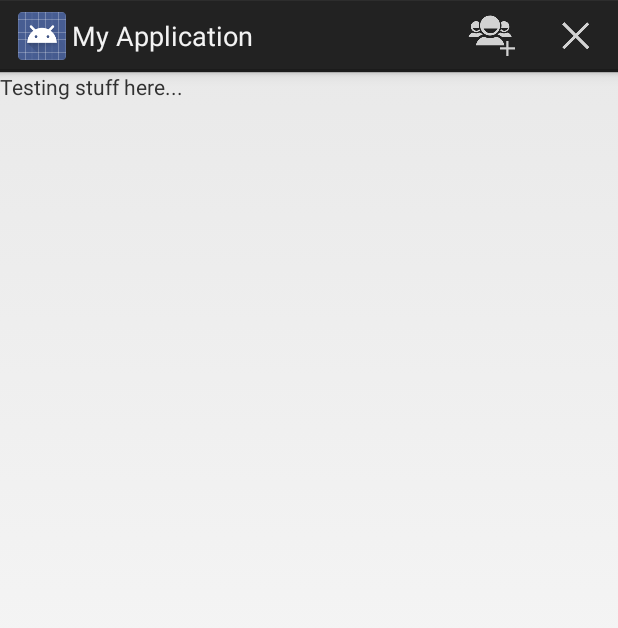
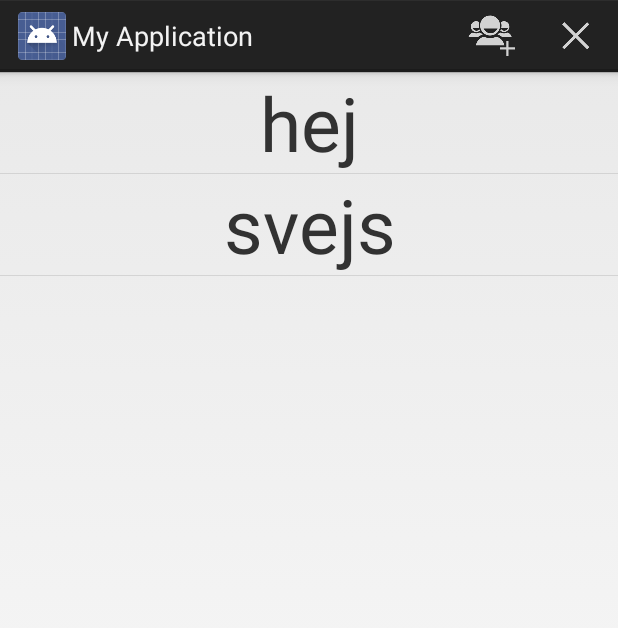
Before and after one commit to stillesjo/SHET, an Android app: the fragment SoloEstimationFragment placed in its activity, on a phone screen of 412 x 824 dp. Shown: the top 628 px of the screen. Run offline under Robolectric (Android 15) with nearby library versions, the light colour scheme and no system bars; 2 statements that could not run were skipped.

Commit message:
Started to fix solo estimation

```diff
--- /dev/null
+++ b/app/src/main/java/shet/adapters/EstimationAdapter.java
@@ -0,0 +1,45 @@
+package shet.adapters;
+
+import android.view.LayoutInflater;
+import android.view.View;
+import android.view.ViewGroup;
+import android.widget.BaseAdapter;
+import android.widget.TextView;
+
+import com.example.stillesjo.shet.R;
+
+/**
+ * Created by stillesjo on 14-11-11.
+ */
+public class EstimationAdapter extends BaseAdapter{
+
+    private final String[] mEstimations;
+    private final LayoutInflater mInflater;
+
+    public EstimationAdapter(LayoutInflater inflater) {
+        mEstimations = new String[] {"hej","svejs"};
+        mInflater = inflater;
+    }
+
+    @Override
+    public int getCount() {
+        return mEstimations.length;
+    }
+
+    @Override
+    public Object getItem(int position) {
+        return mEstimations[position];
+    }
+
+    @Override
+    public long getItemId(int position) {
+        return position;
+    }
+
+    @Override
+    public View getView(int position, View convertView, ViewGroup parent) {
+        TextView view = convertView == null ? (TextView) mInflater.inflate(R.layout.estimation_item, parent, false) : (TextView) convertView;
+        view.setText(mEstimations[position]);
+        return view;
+    }
+}
--- a/app/src/main/java/shet/fragments/SoloEstimationFragment.java
+++ b/app/src/main/java/shet/fragments/SoloEstimationFragment.java
@@ -5,8 +5,12 @@ import android.util.Log;
 import android.view.LayoutInflater;
 import android.view.View;
 import android.view.ViewGroup;
+import android.widget.ArrayAdapter;
+import android.widget.ListView;
 
 import com.example.stillesjo.shet.R;
+
+import shet.adapters.EstimationAdapter;
 
 public class SoloEstimationFragment extends BaseFragment {
     private static final String SOLO_TAG = "SHET.SoloEstimationFragment";
@@ -27,7 +31,12 @@ public class SoloEstimationFragment extends BaseFragment {
                              Bundle savedInstanceState) {
         // Inflate the layout for this fragment
         Log.i(SOLO_TAG,"On create view");
-        return inflater.inflate(R.layout.fragment_solo_estimation, container, false);
+        View view = inflater.inflate(R.layout.fragment_solo_estimation, container, false);
+
+        ListView list = (ListView)view.findViewById(R.id.estimate_list);
+        list.setAdapter(new EstimationAdapter(getActivity().getLayoutInflater()));
+
+        return view;
     }
 
 
--- /dev/null
+++ b/app/src/main/res/layout/estimation_item.xml
@@ -0,0 +1,12 @@
+<?xml version="1.0" encoding="utf-8"?>
+<TextView
+    xmlns:android="http://schemas.android.com/apk/res/android"
+    android:layout_width="match_parent"
+    android:layout_height="0dp"
+    android:layout_centerVertical="true"
+    android:layout_centerHorizontal="true"
+    android:layout_weight="1"
+    android:textSize="50dp"
+    android:gravity="center"
+
+    ></TextView>
--- a/app/src/main/res/layout/fragment_solo_estimation.xml
+++ b/app/src/main/res/layout/fragment_solo_estimation.xml
@@ -6,11 +6,11 @@
     tools:context="shet.fragments.SoloEstimationFragment"
     >
 
-    <TextView
-        android:layout_width="wrap_content"
-        android:layout_height="wrap_content"
-        android:text="Testing stuff here..."
-        />
+    <ListView
+        android:layout_width="match_parent"
+        android:layout_height="match_parent"
+        android:id="@+id/estimate_list">
+        </ListView>
 
 
 </FrameLayout>
```
